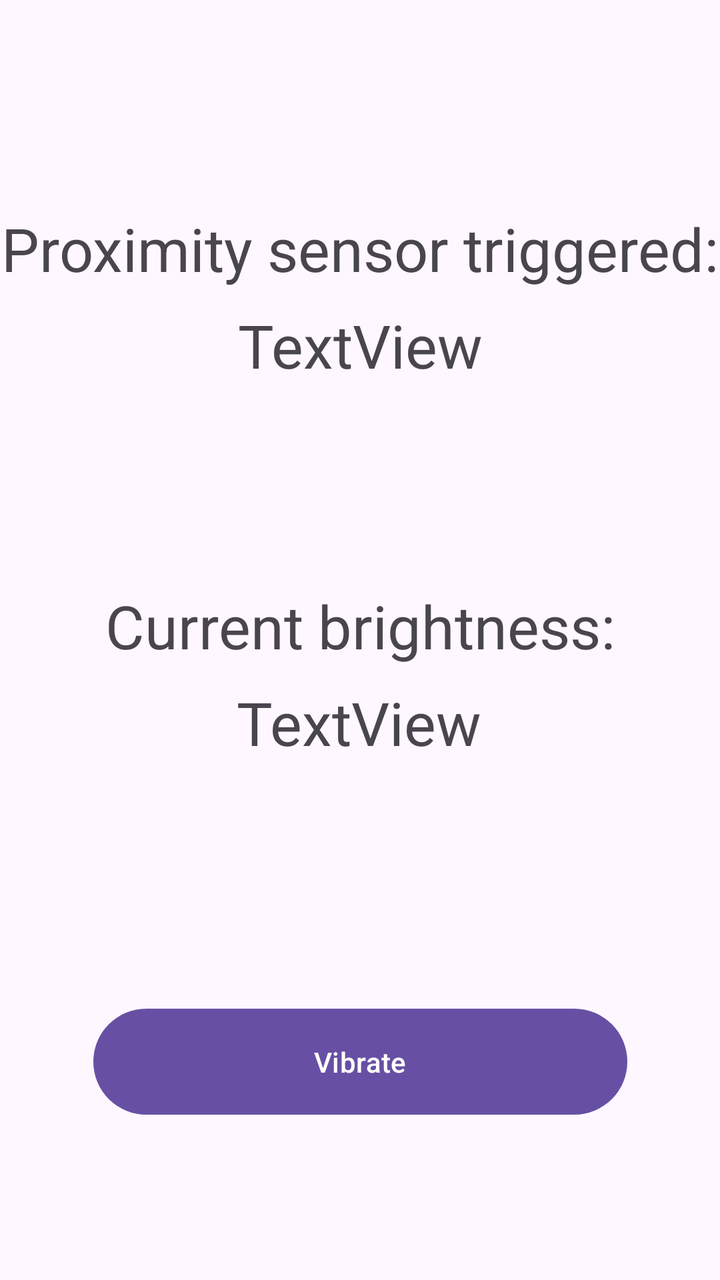
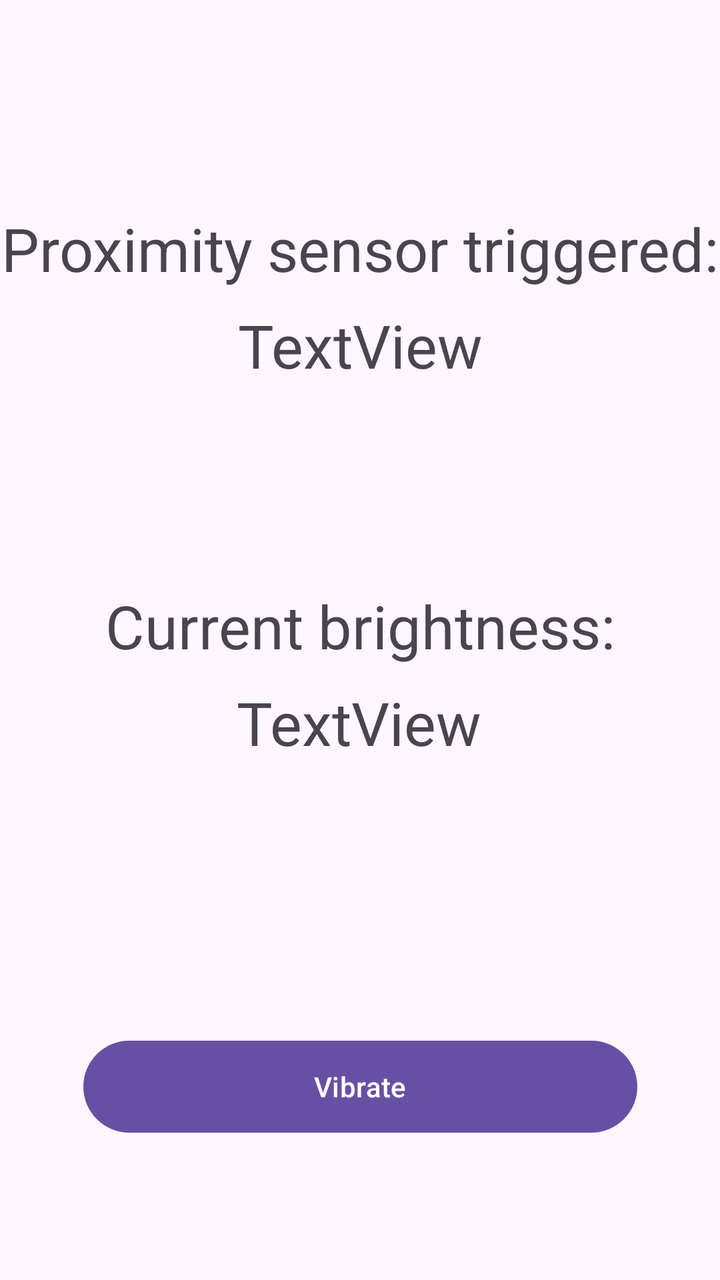

Compare the two renders of this Android layout. The source of the first and the diff that turns it into the second are given below.
<!-- AndroidManifest.xml: application theme Theme.SensorTest2 -->
<!-- res/layout/fragment_tab3.xml -->
<?xml version="1.0" encoding="utf-8"?>
<androidx.constraintlayout.widget.ConstraintLayout xmlns:android="http://schemas.android.com/apk/res/android"
    xmlns:app="http://schemas.android.com/apk/res-auto"
    xmlns:tools="http://schemas.android.com/tools"
    android:id="@+id/constraintLayout3"
    android:layout_width="match_parent"
    android:layout_height="match_parent"
    android:fitsSystemWindows="true"
    tools:context=".Tab3Fragment">

    <TextView
        android:id="@+id/tab3_textview_proximity_description"
        android:layout_width="wrap_content"
        android:layout_height="wrap_content"
        android:layout_marginTop="104dp"
        android:text="@string/proximity_description"
        android:textAlignment="center"
        android:textSize="30sp"
        app:layout_constraintEnd_toEndOf="parent"
        app:layout_constraintHorizontal_bias="0.728"
        app:layout_constraintStart_toStartOf="parent"
        app:layout_constraintTop_toTopOf="parent" />

    <TextView
        android:id="@+id/tab3_textview_proximity_value"
        android:layout_width="wrap_content"
        android:layout_height="wrap_content"
        android:layout_marginTop="8dp"
        android:text="@string/textViewDefault"
        android:textAlignment="center"
        android:textSize="30sp"
        app:layout_constraintEnd_toEndOf="parent"
        app:layout_constraintHorizontal_bias="0.501"
        app:layout_constraintStart_toStartOf="parent"
        app:layout_constraintTop_toBottomOf="@+id/tab3_textview_proximity_description" />


    <TextView
        android:id="@+id/tab3_textview_brightness_description"
        android:layout_width="wrap_content"
        android:layout_height="wrap_content"
        android:layout_marginTop="100dp"
        android:text="@string/brightness_description"
        android:textAlignment="center"
        android:textSize="30sp"
        app:layout_constraintEnd_toEndOf="parent"
        app:layout_constraintStart_toStartOf="parent"
        app:layout_constraintTop_toBottomOf="@+id/tab3_textview_proximity_value" />

    <TextView
        android:id="@+id/tab3_textview_brightness_value"
        android:layout_width="wrap_content"
        android:layout_height="wrap_content"
        android:layout_marginTop="8dp"
        android:text="@string/textViewDefault"
        android:textAlignment="center"
        android:textSize="30sp"
        app:layout_constraintEnd_toEndOf="parent"
        app:layout_constraintHorizontal_bias="0.498"
        app:layout_constraintStart_toStartOf="parent"
        app:layout_constraintTop_toBottomOf="@+id/tab3_textview_brightness_description" />

    <Button
        android:id="@+id/button_vibrate"
        android:layout_width="267dp"
        android:layout_height="61dp"
        android:text="@string/vibrate"
        app:layout_constraintBottom_toBottomOf="parent"
        app:layout_constraintEnd_toEndOf="parent"
        app:layout_constraintStart_toStartOf="parent"
        app:layout_constraintTop_toTopOf="parent"
        app:layout_constraintVertical_bias="0.864" />
</androidx.constraintlayout.widget.ConstraintLayout>
<!-- resources referenced by this layout -->
<resources>
  <string name="brightness_description">Current brightness:</string>
  <string name="proximity_description">Proximity sensor triggered:</string>
  <string name="textViewDefault">TextView</string>
  <string name="vibrate">Vibrate</string>
  <style name="Theme.SensorTest2" parent="Base.Theme.SensorTest2" />
  <style name="Base.Theme.SensorTest2" parent="Theme.Material3.DayNight.NoActionBar">
          
          <item name="android:windowTranslucentStatus">true</item>
          <item name="android:windowTranslucentNavigation">true</item>
      </style>
</resources>

<!-- the commit's change to res/layout/fragment_tab3.xml (unified diff, before → after) -->
@@ -6,14 +6,14 @@
     android:layout_width="match_parent"
     android:layout_height="match_parent"
     android:fitsSystemWindows="true"
-    tools:context=".Tab3Fragment">
+    tools:context=".SensorTab3Fragment">
 
     <TextView
         android:id="@+id/tab3_textview_proximity_description"
         android:layout_width="wrap_content"
         android:layout_height="wrap_content"
         android:layout_marginTop="104dp"
-        android:text="@string/proximity_description"
+        android:text="@string/proximity_text"
         android:textAlignment="center"
         android:textSize="30sp"
         app:layout_constraintEnd_toEndOf="parent"
@@ -40,7 +40,7 @@
         android:layout_width="wrap_content"
         android:layout_height="wrap_content"
         android:layout_marginTop="100dp"
-        android:text="@string/brightness_description"
+        android:text="@string/brightness_text"
         android:textAlignment="center"
         android:textSize="30sp"
         app:layout_constraintEnd_toEndOf="parent"
@@ -62,12 +62,12 @@
 
     <Button
         android:id="@+id/button_vibrate"
-        android:layout_width="267dp"
-        android:layout_height="61dp"
+        android:layout_width="277dp"
+        android:layout_height="54dp"
         android:text="@string/vibrate"
         app:layout_constraintBottom_toBottomOf="parent"
         app:layout_constraintEnd_toEndOf="parent"
         app:layout_constraintStart_toStartOf="parent"
         app:layout_constraintTop_toTopOf="parent"
-        app:layout_constraintVertical_bias="0.864" />
+        app:layout_constraintVertical_bias="0.881" />
 </androidx.constraintlayout.widget.ConstraintLayout>
<!-- resource entries referenced after the edit -->
@@ -1,7 +1,7 @@
 <!-- resources referenced by this layout -->
 <resources>
-  <string name="brightness_description">Current brightness:</string>
-  <string name="proximity_description">Proximity sensor triggered:</string>
+  <string name="brightness_text">Current brightness:</string>
+  <string name="proximity_text">Proximity sensor triggered:</string>
   <string name="textViewDefault">TextView</string>
   <string name="vibrate">Vibrate</string>
   <style name="Theme.SensorTest2" parent="Base.Theme.SensorTest2" />
